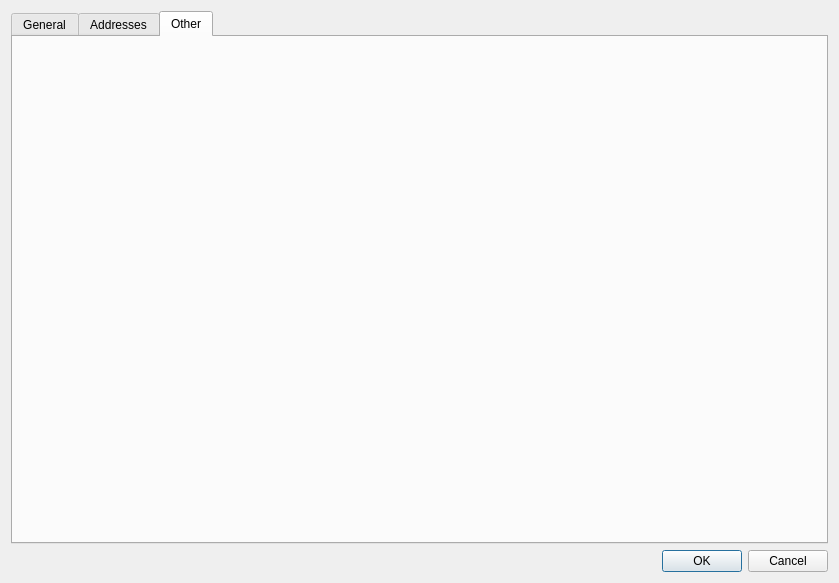
Above: src/contactdialog.ui from DarkHobbit/doublecontact before the change. Below: the same form after it.
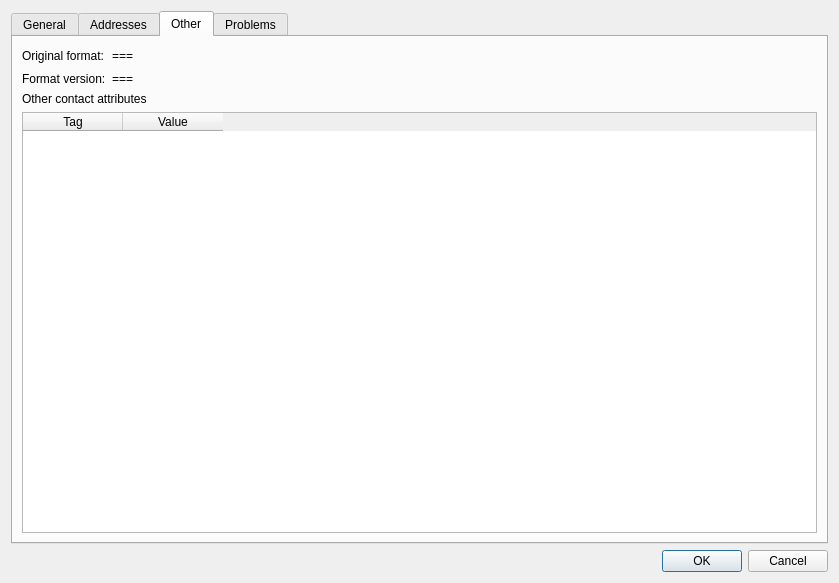
That is the form after the change. The open tabs and pages were chosen to show the change. Icons and pictures are not drawn.

Commit message: Other and unknown tags shown to user in tables

Diff of the .ui file:
```diff
--- a/src/contactdialog.ui
+++ b/src/contactdialog.ui
@@ -296,6 +296,111 @@
       <attribute name="title">
        <string>Other</string>
       </attribute>
+      <layout class="QVBoxLayout" name="verticalLayout_5">
+       <item>
+        <layout class="QGridLayout" name="gridLayout_2">
+         <item row="0" column="0">
+          <widget class="QLabel" name="lbOriginalFormat">
+           <property name="text">
+            <string>Original format:</string>
+           </property>
+          </widget>
+         </item>
+         <item row="0" column="1">
+          <widget class="QLabel" name="lbOriginalFormatValue">
+           <property name="text">
+            <string>===</string>
+           </property>
+          </widget>
+         </item>
+         <item row="0" column="2">
+          <spacer name="horizontalSpacer">
+           <property name="orientation">
+            <enum>Qt::Horizontal</enum>
+           </property>
+           <property name="sizeHint" stdset="0">
+            <size>
+             <width>40</width>
+             <height>20</height>
+            </size>
+           </property>
+          </spacer>
+         </item>
+         <item row="1" column="0">
+          <widget class="QLabel" name="lbFormatVersion">
+           <property name="text">
+            <string>Format version:</string>
+           </property>
+          </widget>
+         </item>
+         <item row="1" column="1">
+          <widget class="QLabel" name="lbFormatVersionValue">
+           <property name="text">
+            <string>===</string>
+           </property>
+          </widget>
+         </item>
+        </layout>
+       </item>
+       <item>
+        <widget class="QLabel" name="lbOtherTags">
+         <property name="text">
+          <string>Other contact attributes</string>
+         </property>
+        </widget>
+       </item>
+       <item>
+        <widget class="QTableWidget" name="twOtherTags">
+         <property name="selectionMode">
+          <enum>QAbstractItemView::SingleSelection</enum>
+         </property>
+         <property name="selectionBehavior">
+          <enum>QAbstractItemView::SelectItems</enum>
+         </property>
+         <column>
+          <property name="text">
+           <string>Tag</string>
+          </property>
+         </column>
+         <column>
+          <property name="text">
+           <string>Value</string>
+          </property>
+         </column>
+        </widget>
+       </item>
+      </layout>
+     </widget>
+     <widget class="QWidget" name="tabProblems">
+      <attribute name="title">
+       <string>Problems</string>
+      </attribute>
+      <layout class="QVBoxLayout" name="verticalLayout_4">
+       <item>
+        <widget class="QLabel" name="lbUnknownTags">
+         <property name="text">
+          <string>Unknown contact attributes</string>
+         </property>
+        </widget>
+       </item>
+       <item>
+        <widget class="QTableWidget" name="twUnknownTags">
+         <property name="selectionMode">
+          <enum>QAbstractItemView::SingleSelection</enum>
+         </property>
+         <column>
+          <property name="text">
+           <string>Tag</string>
+          </property>
+         </column>
+         <column>
+          <property name="text">
+           <string>Value</string>
+          </property>
+         </column>
+        </widget>
+       </item>
+      </layout>
      </widget>
     </widget>
    </item>
```
The commit also changes 6 other files.
